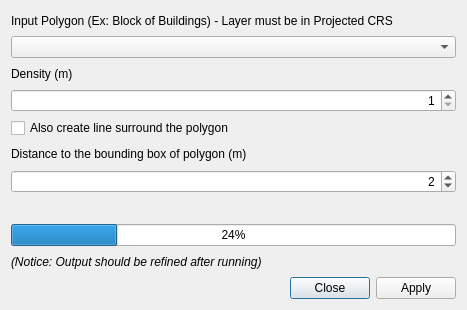
First picture: the form in forms/hcmgis_centerline_form.ui, repository thangqd/HCMGIS, before the edit.
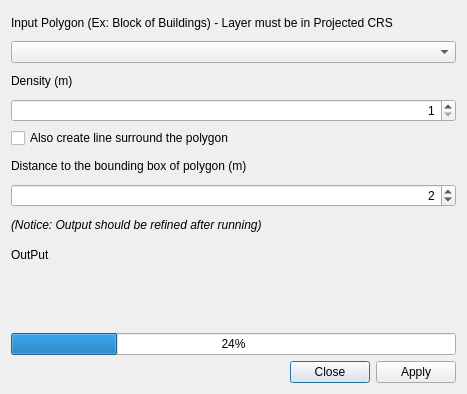
Second picture: the form after the edit. Custom widgets are drawn as their Qt base class.

Commit message: update standalone HCMGIS library

Diff of the .ui file:
```diff
--- a/forms/hcmgis_centerline_form.ui
+++ b/forms/hcmgis_centerline_form.ui
@@ -13,7 +13,7 @@
     <x>0</x>
     <y>0</y>
     <width>467</width>
-    <height>310</height>
+    <height>394</height>
    </rect>
   </property>
   <property name="mouseTracking">
@@ -24,56 +24,11 @@
   </property>
   <layout class="QVBoxLayout" name="verticalLayout">
    <item>
-    <widget class="QLabel" name="LblInput">
-     <property name="text">
-      <string>Input Polygon (Ex: Block of Buildings) - Layer must be in Projected CRS</string>
-     </property>
-    </widget>
-   </item>
-   <item>
-    <widget class="QgsMapLayerComboBox" name="CboInput"/>
-   </item>
-   <item>
-    <widget class="QLabel" name="LblInput_2">
-     <property name="text">
-      <string>Density (m)</string>
-     </property>
-    </widget>
-   </item>
-   <item>
-    <widget class="QSpinBox" name="spinBox">
-     <property name="layoutDirection">
-      <enum>Qt::LeftToRight</enum>
-     </property>
-     <property name="alignment">
-      <set>Qt::AlignRight|Qt::AlignTrailing|Qt::AlignVCenter</set>
-     </property>
-     <property name="minimum">
-      <number>1</number>
-     </property>
-     <property name="maximum">
-      <number>10</number>
-     </property>
-    </widget>
-   </item>
-   <item>
-    <widget class="QCheckBox" name="chksurround">
-     <property name="text">
-      <string>Also create line surround the polygon</string>
-     </property>
-     <property name="checked">
-      <bool>false</bool>
-     </property>
-    </widget>
-   </item>
-   <item>
-    <widget class="QLabel" name="lblsurround">
-     <property name="text">
-      <string>Distance to the bounding box of polygon (m)</string>
-     </property>
-    </widget>
-   </item>
-   <item>
+    <layout class="QGridLayout" name="gridLayout">
+     <item row="9" column="0" colspan="2">
+      <widget class="QgsFileWidget" name="output_file_name"/>
+     </item>
+     <item row="6" column="0" colspan="2">
     <widget class="QSpinBox" name="distance">
      <property name="layoutDirection">
       <enum>Qt::LeftToRight</enum>
@@ -92,21 +47,71 @@
      </property>
     </widget>
    </item>
-   <item>
-    <widget class="QLabel" name="LblStatus">
+     <item row="5" column="0" colspan="2">
+      <widget class="QLabel" name="lblsurround">
      <property name="text">
-      <string/>
+        <string>Distance to the bounding box of polygon (m)</string>
      </property>
     </widget>
    </item>
-   <item>
+     <item row="4" column="0" colspan="2">
+      <widget class="QCheckBox" name="chksurround">
+       <property name="text">
+        <string>Also create line surround the polygon</string>
+       </property>
+       <property name="checked">
+        <bool>false</bool>
+       </property>
+      </widget>
+     </item>
+     <item row="11" column="0" colspan="2">
     <widget class="QProgressBar" name="status">
      <property name="value">
       <number>24</number>
      </property>
     </widget>
    </item>
-   <item>
+     <item row="8" column="0" colspan="2">
+      <widget class="QLabel" name="LblOutput">
+       <property name="text">
+        <string>OutPut</string>
+       </property>
+      </widget>
+     </item>
+     <item row="1" column="0" colspan="2">
+      <widget class="QgsMapLayerComboBox" name="CboInput"/>
+     </item>
+     <item row="3" column="0" colspan="2">
+      <widget class="QSpinBox" name="spinBox">
+       <property name="layoutDirection">
+        <enum>Qt::LeftToRight</enum>
+       </property>
+       <property name="alignment">
+        <set>Qt::AlignRight|Qt::AlignTrailing|Qt::AlignVCenter</set>
+       </property>
+       <property name="minimum">
+        <number>1</number>
+       </property>
+       <property name="maximum">
+        <number>10</number>
+       </property>
+      </widget>
+     </item>
+     <item row="10" column="0" colspan="2">
+      <widget class="QLabel" name="LblStatus">
+       <property name="text">
+        <string/>
+       </property>
+      </widget>
+     </item>
+     <item row="2" column="0" colspan="2">
+      <widget class="QLabel" name="LblInput_2">
+       <property name="text">
+        <string>Density (m)</string>
+       </property>
+      </widget>
+     </item>
+     <item row="7" column="0" colspan="2">
     <widget class="QLabel" name="label">
      <property name="font">
       <font>
@@ -121,6 +126,15 @@
      </property>
     </widget>
    </item>
+     <item row="0" column="0" colspan="2">
+      <widget class="QLabel" name="LblInput">
+       <property name="text">
+        <string>Input Polygon (Ex: Block of Buildings) - Layer must be in Projected CRS</string>
+       </property>
+      </widget>
+     </item>
+    </layout>
+   </item>
    <item>
     <widget class="QDialogButtonBox" name="BtnApplyClose">
      <property name="standardButtons">
@@ -131,6 +145,11 @@
   </layout>
  </widget>
  <customwidgets>
+  <customwidget>
+   <class>QgsFileWidget</class>
+   <extends>QWidget</extends>
+   <header>qgsfilewidget.h</header>
+  </customwidget>
   <customwidget>
    <class>QgsMapLayerComboBox</class>
    <extends>QComboBox</extends>
```
Lines whose indentation alone changed are shown as unchanged. The commit also changes 44 other files.
